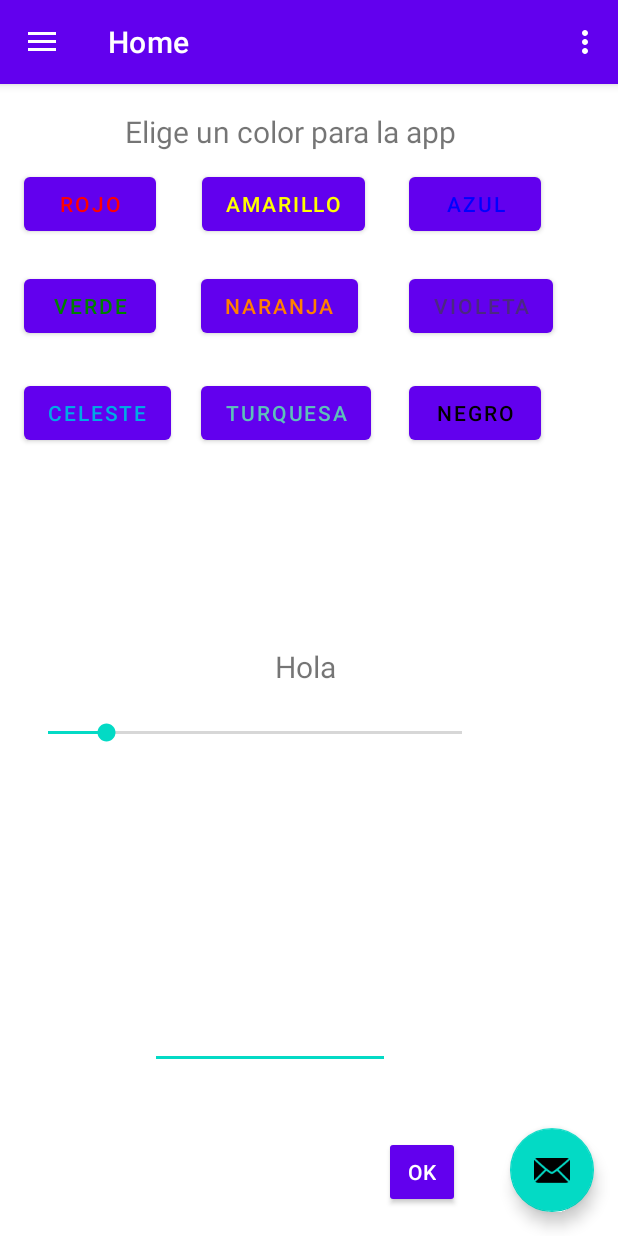
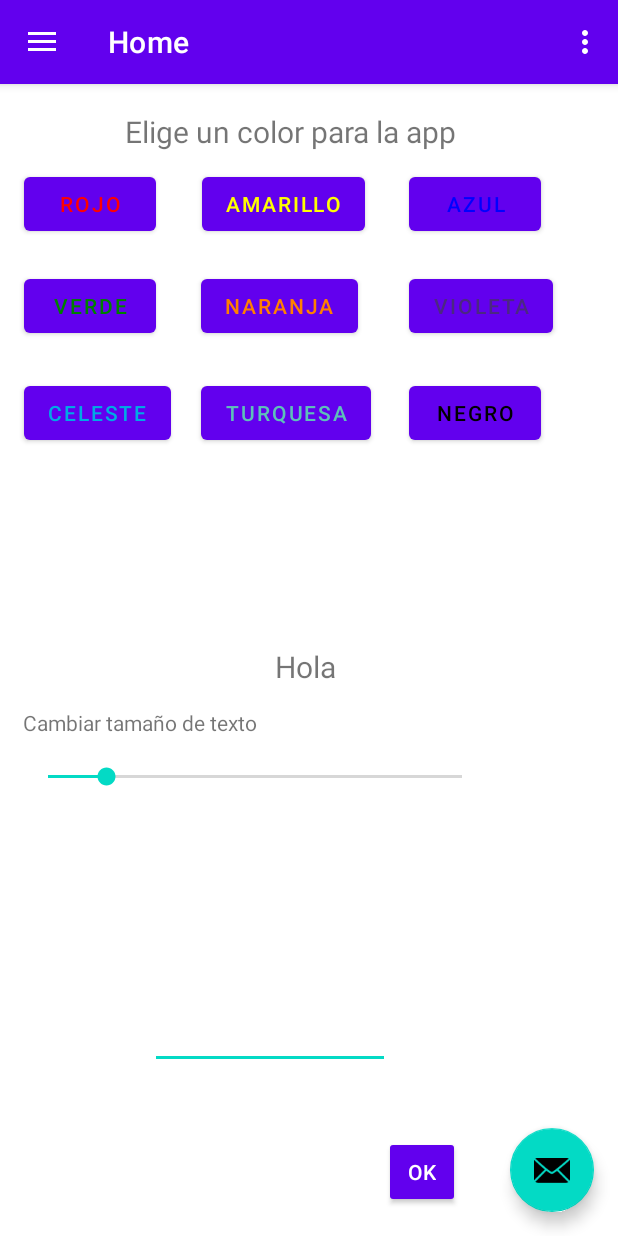
Before and after one commit to uptzav/SharedPreferences, an Android app: the SecondActivity screen opened directly, with no data from a screen before it, on a phone screen of 412 x 824 dp. Run offline under Robolectric (Android 15) with nearby library versions, the phone set to English and light mode, and no system bars; our stand-ins replace navigation-ui.

Commit message:
SharedPreferences
SharedPreferences

```diff
--- a/app/src/main/res/layout/content_main.xml
+++ b/app/src/main/res/layout/content_main.xml
@@ -164,7 +164,7 @@
         app:layout_constraintHorizontal_bias="0.155"
         app:layout_constraintStart_toStartOf="parent"
         app:layout_constraintTop_toTopOf="parent"
-        app:layout_constraintVertical_bias="0.566" />
+        app:layout_constraintVertical_bias="0.606" />
 
     <TextView
         android:id="@+id/textView2"
@@ -213,4 +213,16 @@
         app:layout_constraintTop_toTopOf="parent"
         app:layout_constraintVertical_bias="0.974" />
 
+    <TextView
+        android:id="@+id/textView3"
+        android:layout_width="wrap_content"
+        android:layout_height="wrap_content"
+        android:text="Cambiar tamaño de texto"
+        app:layout_constraintBottom_toBottomOf="parent"
+        app:layout_constraintEnd_toEndOf="@+id/nav_host_fragment"
+        app:layout_constraintHorizontal_bias="0.059"
+        app:layout_constraintStart_toStartOf="parent"
+        app:layout_constraintTop_toTopOf="parent"
+        app:layout_constraintVertical_bias="0.556" />
+
 </androidx.constraintlayout.widget.ConstraintLayout>
```
